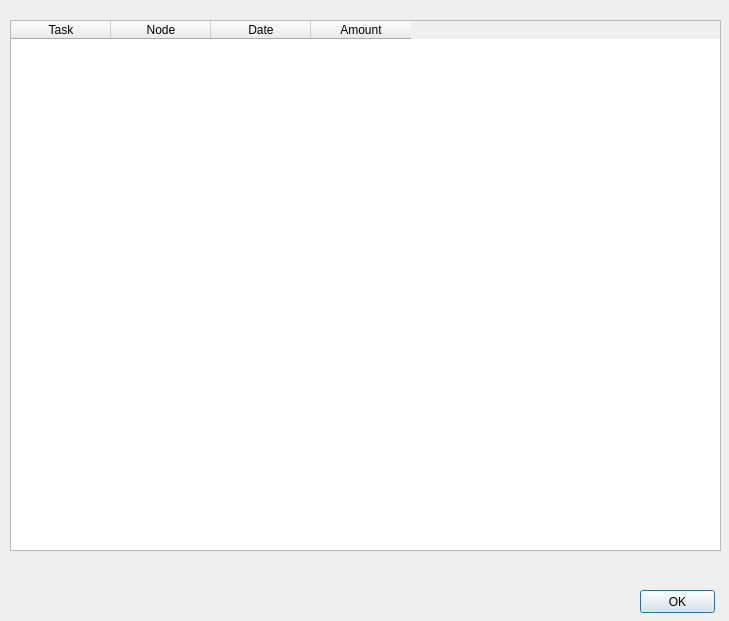
Qt form gnr/ui/payments_dialog.ui (golemfactory/clay) before a commit.
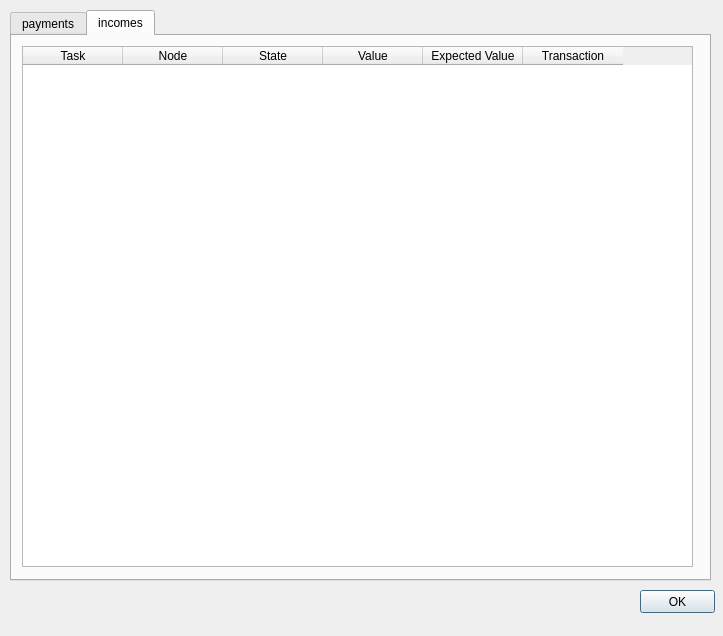
The same form after that commit. The open tabs and pages were chosen to show the change.

Commit message: incomes keeper

What changed in the file:
```diff
--- a/gnr/ui/payments_dialog.ui
+++ b/gnr/ui/payments_dialog.ui
@@ -6,8 +6,8 @@
    <rect>
     <x>0</x>
     <y>0</y>
-    <width>729</width>
-    <height>621</height>
+    <width>723</width>
+    <height>636</height>
    </rect>
   </property>
   <property name="sizePolicy">
@@ -32,15 +32,34 @@
     <string>OK</string>
    </property>
   </widget>
+  <widget class="QTabWidget" name="tabWidget">
+   <property name="geometry">
+    <rect>
+     <x>10</x>
+     <y>10</y>
+     <width>701</width>
+     <height>571</height>
+    </rect>
+   </property>
+   <property name="currentIndex">
+    <number>0</number>
+   </property>
+   <widget class="QWidget" name="paymentTab">
+    <attribute name="title">
+     <string>payments</string>
+    </attribute>
   <widget class="QTableWidget" name="paymentsTable">
    <property name="geometry">
     <rect>
      <x>10</x>
-     <y>20</y>
-     <width>711</width>
-     <height>531</height>
-    </rect>
-   </property>
+       <y>10</y>
+       <width>671</width>
+       <height>521</height>
+      </rect>
+     </property>
+     <property name="editTriggers">
+      <set>QAbstractItemView::NoEditTriggers</set>
+     </property>
    <property name="selectionBehavior">
     <enum>QAbstractItemView::SelectRows</enum>
    </property>
@@ -59,14 +78,75 @@
    </column>
    <column>
     <property name="text">
-     <string>Date</string>
+       <string>State</string>
     </property>
    </column>
    <column>
     <property name="text">
-     <string>Amount</string>
-    </property>
-   </column>
+       <string>Value</string>
+      </property>
+     </column>
+     <column>
+      <property name="text">
+       <string>Transaction</string>
+      </property>
+     </column>
+    </widget>
+   </widget>
+   <widget class="QWidget" name="incomesTab">
+    <attribute name="title">
+     <string>incomes</string>
+    </attribute>
+    <widget class="QTableWidget" name="incomesTable">
+     <property name="geometry">
+      <rect>
+       <x>10</x>
+       <y>10</y>
+       <width>671</width>
+       <height>521</height>
+      </rect>
+     </property>
+     <property name="editTriggers">
+      <set>QAbstractItemView::NoEditTriggers</set>
+     </property>
+     <property name="selectionBehavior">
+      <enum>QAbstractItemView::SelectRows</enum>
+     </property>
+     <property name="sortingEnabled">
+      <bool>true</bool>
+     </property>
+     <column>
+      <property name="text">
+       <string>Task</string>
+      </property>
+     </column>
+     <column>
+      <property name="text">
+       <string>Node</string>
+      </property>
+     </column>
+     <column>
+      <property name="text">
+       <string>State</string>
+      </property>
+     </column>
+     <column>
+      <property name="text">
+       <string>Value</string>
+      </property>
+     </column>
+     <column>
+      <property name="text">
+       <string>Expected Value</string>
+      </property>
+     </column>
+     <column>
+      <property name="text">
+       <string>Transaction</string>
+      </property>
+     </column>
+    </widget>
+   </widget>
   </widget>
  </widget>
  <resources/>
```
Lines whose indentation alone changed are shown as unchanged. The commit also changes 10 other files.
